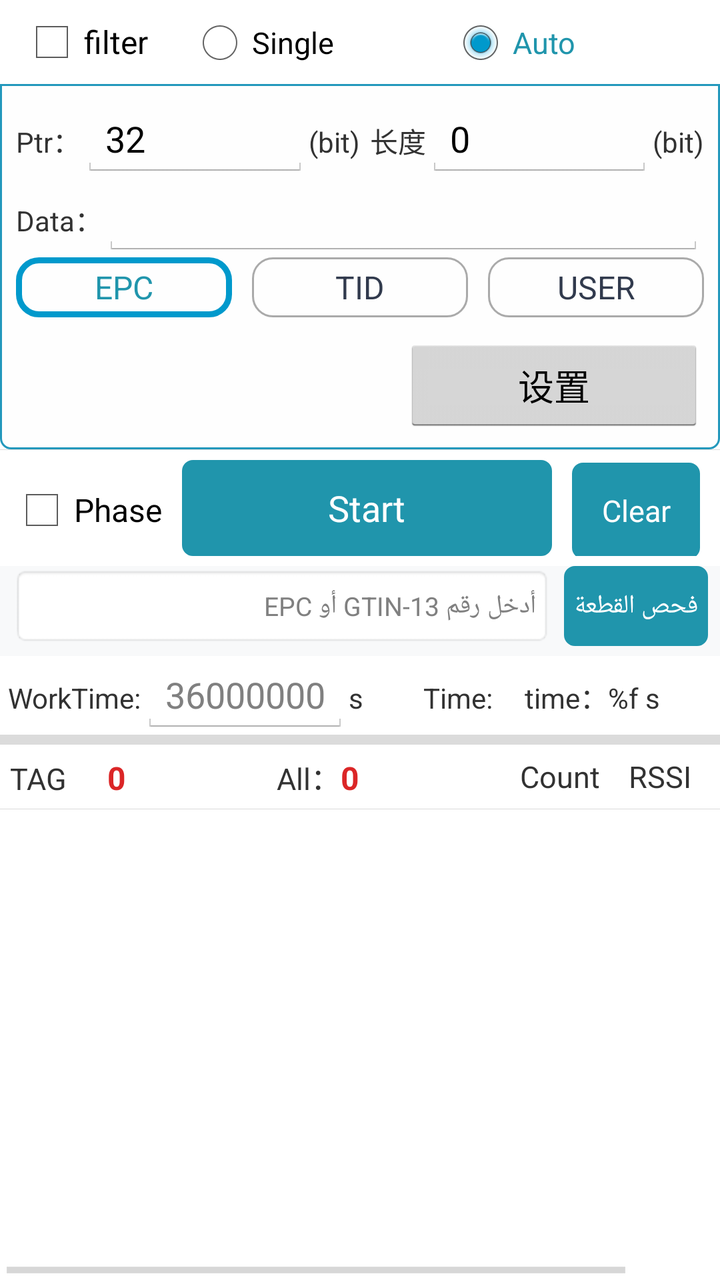
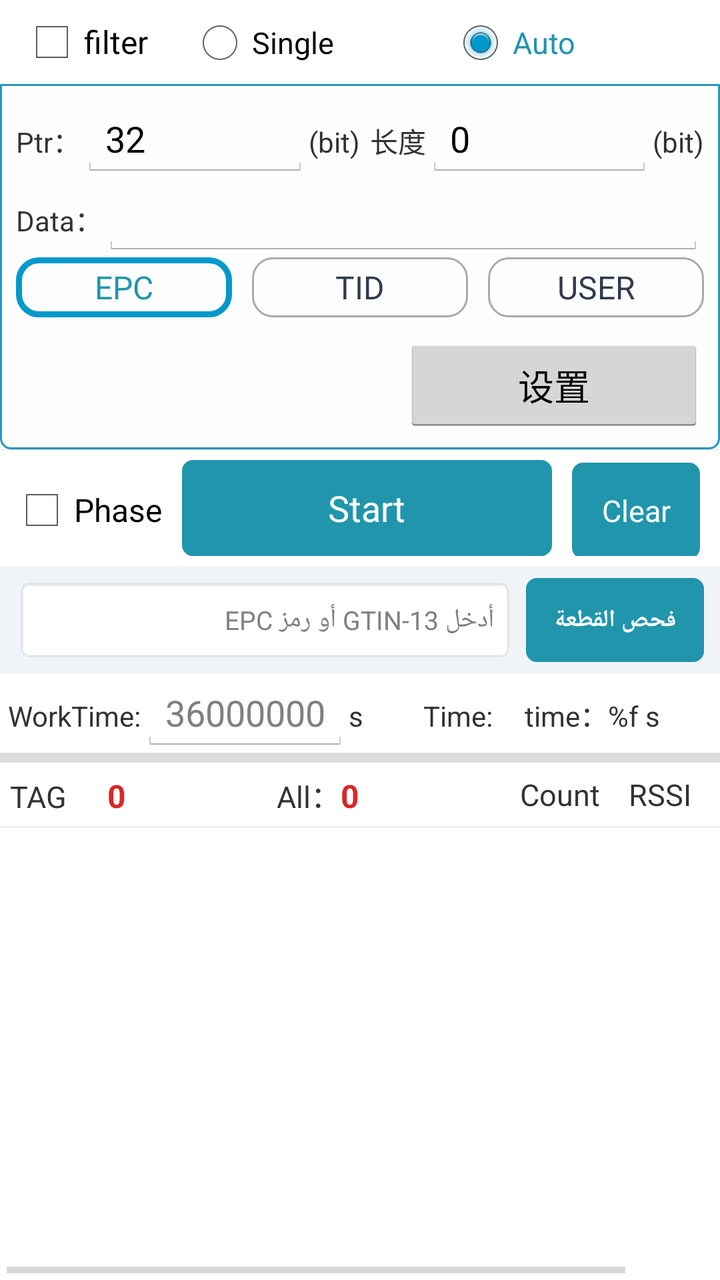

Before-and-after screenshots of an Android layout around one commit, followed by the original layout XML and the change that was made.
<!-- AndroidManifest.xml: application theme CustomTheme -->
<!-- res/layout/uhf_readtag_fragment.xml -->
<?xml version="1.0" encoding="utf-8"?>

<LinearLayout xmlns:android="http://schemas.android.com/apk/res/android"
    android:layout_width="fill_parent"
    android:layout_height="fill_parent"
    android:orientation="vertical">

    <RadioGroup
        android:id="@+id/RgInventory"
        android:layout_width="fill_parent"
        android:layout_height="wrap_content"
        android:orientation="horizontal"
        android:padding="5dp">

        <CheckBox
            android:id="@+id/cbFilter"
            android:layout_width="wrap_content"
            android:layout_height="wrap_content"
            android:layout_marginLeft="5dp"
            android:text="@string/uhf_title_filter" />

        <RadioButton
            android:id="@+id/RbInventorySingle"
            android:layout_width="0dp"
            android:layout_height="wrap_content"
            android:layout_marginStart="20dp"
            android:layout_weight="1"
            android:text="@string/rbInventorySingle"
            android:textColor="@drawable/check_text_color2"
            android:textSize="15sp" />

        <RadioButton
            android:id="@+id/RbInventoryLoop"
            android:layout_width="0dp"
            android:layout_height="wrap_content"
            android:layout_weight="1"
            android:checked="true"
            android:text="@string/rbInventoryLoop"
            android:textColor="@drawable/check_text_color2"
            android:textSize="15sp" />
    </RadioGroup>

    <LinearLayout
        android:id="@+id/layout_filter"
        android:layout_width="match_parent"
        android:layout_height="wrap_content"
        android:background="@drawable/rectangle_bg"
        android:orientation="vertical"
        android:padding="8dp">

        <LinearLayout
            android:layout_width="fill_parent"
            android:layout_height="wrap_content">

            <TextView
                android:layout_width="wrap_content"
                android:layout_height="wrap_content"
                android:text="@string/tvPtr" />

            <EditText
                android:id="@+id/etPtr"
                android:layout_width="fill_parent"
                android:layout_height="wrap_content"
                android:layout_weight="1"
                android:inputType="numberSigned"
                android:text="32" />

            <TextView
                android:layout_width="wrap_content"
                android:layout_height="wrap_content"
                android:layout_marginRight="5dp"
                android:text="(bit)" />

            <TextView
                android:layout_width="wrap_content"
                android:layout_height="wrap_content"
                android:text="长度" />

            <EditText
                android:id="@+id/etLen"
                android:layout_width="fill_parent"
                android:layout_height="wrap_content"
                android:layout_weight="1"
                android:inputType="numberSigned"
                android:text="0" />

            <TextView
                android:layout_width="wrap_content"
                android:layout_height="wrap_content"
                android:text="(bit)" />
        </LinearLayout>

        <LinearLayout
            android:layout_width="fill_parent"
            android:layout_height="wrap_content">

            <TextView
                android:layout_width="wrap_content"
                android:layout_height="wrap_content"
                android:text="@string/tvData_Read" />

            <EditText
                android:id="@+id/etData"
                android:layout_width="fill_parent"
                android:layout_height="wrap_content"
                android:hint=""
                android:inputType="textNoSuggestions"
                android:singleLine="true" />
        </LinearLayout>

        <RadioGroup
            android:layout_width="match_parent"
            android:layout_height="wrap_content"
            android:orientation="horizontal">

            <RadioButton
                android:id="@+id/rbEPC"
                android:layout_width="0dp"
                android:layout_height="30dp"
                android:layout_weight="1"
                android:background="@drawable/rb_bg"
                android:button="@null"
                android:checked="true"
                android:gravity="center"
                android:text="EPC"
                android:textColor="@drawable/check_text_color" />

            <RadioButton
                android:id="@+id/rbTID"
                android:layout_width="0dp"
                android:layout_height="30dp"
                android:layout_marginLeft="10dp"
                android:layout_weight="1"
                android:background="@drawable/rb_bg"
                android:button="@null"
                android:checked="false"
                android:gravity="center"
                android:text="TID"
                android:textColor="@drawable/check_text_color" />

            <RadioButton
                android:id="@+id/rbUser"
                android:layout_width="0dp"
                android:layout_height="30dp"
                android:layout_marginLeft="10dp"
                android:layout_weight="1"
                android:background="@drawable/rb_bg"
                android:button="@null"
                android:checked="false"
                android:gravity="center"
                android:text="USER"
                android:textColor="@drawable/check_text_color" />

            <RadioButton
                android:id="@+id/rbRESERVED"
                android:layout_width="0dp"
                android:layout_height="30dp"
                android:layout_marginLeft="10dp"
                android:layout_weight="1"
                android:background="@drawable/rb_bg"
                android:button="@null"
                android:checked="false"
                android:gravity="center"
                android:text="RESERVED"
                android:textColor="@drawable/check_text_color"
                android:visibility="gone" />
        </RadioGroup>

        <LinearLayout
            android:layout_width="fill_parent"
            android:layout_height="wrap_content"
            android:gravity="right"
            android:paddingTop="10dp">

            <TextView
                android:layout_width="wrap_content"
                android:layout_height="wrap_content"
                android:text="@string/uhf_msg_r2000_tip" />

            <Button
                android:id="@+id/btnDisable"
                android:layout_width="wrap_content"
                android:layout_height="wrap_content"
                android:layout_marginLeft="10dp"
                android:layout_marginRight="10dp"
                android:background="@drawable/button_bg"
                android:paddingLeft="10dp"
                android:paddingRight="10dp"
                android:text="@string/button_disable"
                android:textColor="@color/white"
                android:textSize="15sp"
                android:visibility="gone" />

            <Button
                android:id="@+id/btnOk"
                android:layout_width="wrap_content"
                android:layout_height="wrap_content"
                android:background="@drawable/button_bg"
                android:paddingLeft="10dp"
                android:paddingRight="10dp"
                android:text="@string/button_enable"
                android:textColor="@color/white"
                android:textSize="15sp"
                android:visibility="gone" />

            <CheckBox
                android:id="@+id/cb_filter"
                android:layout_width="wrap_content"
                android:layout_height="wrap_content"
                android:layout_marginLeft="20dp"
                android:layout_marginRight="10dp"
                android:text="@string/button_enable"
                android:textColor="@drawable/check_text_color"
                android:textSize="19sp"
                android:visibility="gone" />

            <Button
                android:id="@+id/btSet"
                android:layout_width="150dp"
                android:layout_height="wrap_content"
                android:text="设置" />
        </LinearLayout>
    </LinearLayout>

    <View
        android:layout_width="match_parent"
        android:layout_height="1px"
        android:background="@color/gray1" />

    <LinearLayout
        android:id="@+id/layout12"
        android:layout_width="fill_parent"
        android:layout_height="wrap_content"
        android:orientation="horizontal"
        android:padding="5dp">

        <CheckBox
            android:id="@+id/cbPhase"
            android:layout_width="wrap_content"
            android:layout_height="wrap_content"
            android:text="@string/tv_phase"
            android:textSize="16sp" />

        <Button
            android:id="@+id/BtInventory"
            android:layout_width="0dp"
            android:layout_height="wrap_content"
            android:layout_marginHorizontal="10dp"
            android:layout_weight="1"
            android:background="@drawable/button_bg"
            android:text="@string/btInventory"
            android:textColor="@color/white" />

        <Button
            android:id="@+id/BtClear"
            android:layout_width="wrap_content"
            android:layout_height="wrap_content"
            android:layout_marginEnd="5dp"
            android:background="@drawable/button_bg"
            android:text="@string/btClear"
            android:textColor="@color/white"
            android:textSize="15sp" />
    </LinearLayout>

    
    <LinearLayout
        android:layout_width="match_parent"
        android:layout_height="wrap_content"
        android:orientation="horizontal"
        android:paddingHorizontal="6dp"
        android:paddingBottom="5dp"
        android:gravity="center_vertical"
        android:background="#F8F9FA">

        <EditText
            android:id="@+id/etGtinInput"
            android:layout_width="0dp"
            android:layout_height="40dp"
            android:layout_weight="1"
            android:hint="أدخل رقم GTIN-13 أو EPC"
            android:inputType="text"
            android:paddingHorizontal="8dp"
            android:textSize="13sp"
            android:background="@android:drawable/editbox_background"/>

        <Button
            android:id="@+id/btnCheckGtin"
            android:layout_width="wrap_content"
            android:layout_height="40dp"
            android:layout_marginStart="6dp"
            android:background="@drawable/button_bg"
            android:text="فحص القطعة"
            android:textColor="@color/white"
            android:textSize="13sp"/>
    </LinearLayout>

    <LinearLayout
        android:id="@+id/llContinuous"
        android:layout_width="match_parent"
        android:layout_height="wrap_content"
        android:orientation="horizontal"
        android:paddingLeft="4dp"
        android:paddingRight="4dp">

        <TextView
            android:id="@+id/tvContinuous"
            android:layout_width="wrap_content"
            android:layout_height="wrap_content"
            android:text="@string/workTime"
            android:visibility="visible" />

        <EditText
            android:id="@+id/etTime"
            android:layout_width="0dp"
            android:layout_height="wrap_content"
            android:layout_weight="1"
            android:hint="36000000"
            android:inputType="numberDecimal"
            android:maxLength="6"
            android:singleLine="true"
            android:visibility="visible" />

        <TextView
            android:id="@+id/tvMS"
            android:layout_width="wrap_content"
            android:layout_height="wrap_content"
            android:layout_marginEnd="20dp"
            android:text="@string/second"
            android:visibility="visible" />


        <TextView
            android:layout_width="wrap_content"
            android:layout_height="wrap_content"
            android:paddingStart="10dp"
            android:paddingEnd="6dp"
            android:text="Time:" />

        <TextView
            android:id="@+id/tvTime"
            android:layout_width="0dp"
            android:layout_height="wrap_content"
            android:layout_weight="1"
            android:paddingLeft="10dp"
            android:text="@string/time_d_s" />

        <CheckBox
            android:id="@+id/cbEPC_Tam"
            android:layout_width="wrap_content"
            android:layout_height="wrap_content"
            android:layout_marginLeft="12dp"
            android:layout_marginRight="12dp"
            android:text="EPC+TamperAlarm"
            android:visibility="gone" />

    </LinearLayout>

    <View
        android:layout_width="match_parent"
        android:layout_height="5dp"
        android:background="@color/gray1" />


    <HorizontalScrollView
        android:layout_width="match_parent"
        android:layout_height="match_parent">

        <LinearLayout
            android:layout_width="wrap_content"
            android:layout_height="match_parent"
            android:orientation="vertical">

            <LinearLayout
                android:id="@+id/layout4"
                android:layout_width="410dp"
                android:layout_height="wrap_content"
                android:background="@color/white"
                android:gravity="center_vertical"
                android:orientation="horizontal"
                android:paddingHorizontal="5dp"
                android:paddingVertical="5dp">

                <LinearLayout
                    android:layout_width="0dp"
                    android:layout_height="wrap_content"
                    android:layout_weight="5"
                    android:orientation="horizontal">

                    <TextView
                        android:layout_width="wrap_content"
                        android:layout_height="wrap_content"
                        android:text="TAG"
                        android:textSize="15sp" />

                    <TextView
                        android:id="@+id/tv_count"
                        android:layout_width="0dp"
                        android:layout_height="wrap_content"
                        android:layout_marginStart="20dp"
                        android:layout_weight="1"
                        android:text="0"
                        android:textColor="@color/red1"
                        android:textSize="16sp"
                        android:textStyle="bold" />

                    <TextView
                        android:layout_width="wrap_content"
                        android:layout_height="wrap_content"
                        android:text="@string/tv_all"
                        android:textSize="15sp" />

                    <TextView
                        android:id="@+id/tv_total"
                        android:layout_width="0dp"
                        android:layout_height="wrap_content"
                        android:layout_weight="1"
                        android:text="0"
                        android:textColor="@color/red1"
                        android:textSize="16sp"
                        android:textStyle="bold" />
                </LinearLayout>

                <TextView
                    android:layout_width="0dip"
                    android:layout_height="wrap_content"
                    android:layout_weight="1"
                    android:gravity="center"
                    android:text="@string/tvTagCount"
                    android:textSize="15sp" />

                <TextView
                    android:layout_width="0dip"
                    android:layout_height="wrap_content"
                    android:layout_weight="1"
                    android:gravity="center"
                    android:text="RSSI"
                    android:textSize="15sp" />

                <TextView
                    android:layout_width="0dp"
                    android:layout_height="wrap_content"
                    android:layout_weight="1"
                    android:gravity="center"
                    android:text="@string/tv_phase"
                    android:textSize="15sp" />
            </LinearLayout>

            <View
                android:layout_width="match_parent"
                android:layout_height="1px"
                android:background="@color/gray1" />

            <ListView
                android:id="@+id/LvTags"
                android:layout_width="fill_parent"
                android:layout_height="fill_parent"
                android:paddingHorizontal="5dp" />

        </LinearLayout>
    </HorizontalScrollView>
</LinearLayout>
<!-- resources referenced by this layout -->
<resources>
  <color name="gray1">#dbdbdb</color>
  <color name="red1">#db2627</color>
  <color name="white">#FFFFFF</color>
  <!-- drawable button_bg (drawable) -->
  <?xml version="1.0" encoding="utf-8"?>
  
  
  <selector xmlns:android="http://schemas.android.com/apk/res/android" >
      <item android:state_pressed="true" android:drawable="@drawable/button_bg_down"></item>
      <item android:drawable="@drawable/button_bg_up"></item>
      
  </selector>
  <!-- drawable rb_bg (drawable) -->
  <?xml version="1.0" encoding="utf-8"?>
  
  <selector xmlns:android="http://schemas.android.com/apk/res/android">
      <item android:state_checked="false" android:drawable="@drawable/card_normal" />
      <item android:state_checked="true" android:drawable="@drawable/card_press" />
  </selector>
  <string name="btClear">Clear</string>
  <string name="btInventory">Start</string>
  <string name="button_disable">Disable</string>
  <string name="button_enable">Enable</string>
  <string name="rbInventoryLoop">Auto</string>
  <string name="rbInventorySingle">Single</string>
  <string name="second">s</string>
  <string name="time_d_s">time：%f s</string>
  <string name="tvData_Read">Data：</string>
  <string name="tvPtr">Ptr：</string>
  <string name="tvTagCount">Count</string>
  <string name="tv_all">All：</string>
  <string name="tv_phase">Phase</string>
  <string name="uhf_msg_r2000_tip" />
  <string name="uhf_title_filter">filter</string>
  <string name="workTime">WorkTime:</string>
  <style name="CustomTheme" parent="android:style/Theme.Holo.Light">  
             
             
             
           <item name="android:actionBarTabTextStyle">@style/MyActionBarTabTextStyle</item>  
           <item name="android:actionBarStyle">@style/MyActionBarStyle</item>
           <item name="android:homeAsUpIndicator">@drawable/actionbar_back</item> 
       </style>
  <color name="blue1">#2095ac</color>
  <color name="black1">#313a4d</color>
  <color name="black">#000000</color>
  <!-- drawable card_normal (drawable) -->
  <?xml version="1.0" encoding="utf-8"?>
  
  <shape xmlns:android="http://schemas.android.com/apk/res/android">
  
      
      <stroke
          android:width="1dip"
          android:color="@android:color/darker_gray" />
  
      
      <solid android:color="@android:color/transparent" />
  
      
      <corners
          android:bottomLeftRadius="10dp"
          android:bottomRightRadius="10dp"
          android:topLeftRadius="10dp"
          android:topRightRadius="10dp" />
  
  </shape>
  <!-- drawable card_press (drawable) -->
  <?xml version="1.0" encoding="utf-8"?>
  
  <shape xmlns:android="http://schemas.android.com/apk/res/android">
  
      
      <stroke
          android:width="3dip"
          android:color="@android:color/holo_blue_dark" />
  
      
      <solid android:color="@android:color/transparent" />
  
      
      <corners
          android:bottomLeftRadius="10dp"
          android:bottomRightRadius="10dp"
          android:topLeftRadius="10dp"
          android:topRightRadius="10dp" />
  
  </shape>
  <color name="blue2">#2398bc</color>
  <style name="MyActionBarTabTextStyle" parent="android:style/Widget.Holo.Light.ActionBar.TabText">          
           <item name="android:textColor">@drawable/check_text_color</item>
           <item name="android:textSize">16sp</item>  
      </style>
  <style name="MyActionBarStyle" parent="@android:style/Widget.Holo.ActionBar">
          
        
      </style>
  <!-- drawable actionbar_back (drawable) -->
  <?xml version="1.0" encoding="utf-8"?>
  
  <shape xmlns:android="http://schemas.android.com/apk/res/android"
      android:shape="rectangle" >
  
      <size android:width="10dp"
          android:height="10dp" />
  
      <solid android:color="@android:color/transparent" />
  
      <stroke
          android:width="1dip"
          android:color="@android:color/transparent" />
  
  </shape>
  <!-- unchanged entries left out for length: 5 -->
</resources>

<!-- the commit's change to res/layout/uhf_readtag_fragment.xml (unified diff, before → after) -->
@@ -266,32 +266,112 @@
     <LinearLayout
         android:layout_width="match_parent"
         android:layout_height="wrap_content"
-        android:orientation="horizontal"
-        android:paddingHorizontal="6dp"
-        android:paddingBottom="5dp"
-        android:gravity="center_vertical"
-        android:background="#F8F9FA">
-
-        <EditText
-            android:id="@+id/etGtinInput"
-            android:layout_width="0dp"
-            android:layout_height="40dp"
-            android:layout_weight="1"
-            android:hint="أدخل رقم GTIN-13 أو EPC"
-            android:inputType="text"
-            android:paddingHorizontal="8dp"
-            android:textSize="13sp"
-            android:background="@android:drawable/editbox_background"/>
-
-        <Button
-            android:id="@+id/btnCheckGtin"
-            android:layout_width="wrap_content"
-            android:layout_height="40dp"
-            android:layout_marginStart="6dp"
-            android:background="@drawable/button_bg"
-            android:text="فحص القطعة"
-            android:textColor="@color/white"
-            android:textSize="13sp"/>
+        android:orientation="vertical"
+        android:paddingHorizontal="8dp"
+        android:paddingVertical="6dp"
+        android:background="#F0F4F8">
+
+        
+        <LinearLayout
+            android:layout_width="match_parent"
+            android:layout_height="wrap_content"
+            android:orientation="horizontal"
+            android:gravity="center_vertical">
+
+            <EditText
+                android:id="@+id/etGtinInput"
+                android:layout_width="0dp"
+                android:layout_height="42dp"
+                android:layout_weight="1"
+                android:hint="أدخل GTIN-13 أو رمز EPC"
+                android:inputType="text"
+                android:paddingHorizontal="10dp"
+                android:textSize="13sp"
+                android:background="@android:drawable/editbox_background"/>
+
+            <Button
+                android:id="@+id/btnCheckGtin"
+                android:layout_width="wrap_content"
+                android:layout_height="42dp"
+                android:layout_marginStart="6dp"
+                android:background="@drawable/button_bg"
+                android:text="فحص القطعة"
+                android:textColor="@color/white"
+                android:textStyle="bold"
+                android:textSize="12sp"
+                android:paddingHorizontal="14dp"/>
+        </LinearLayout>
+
+        
+        <LinearLayout
+            android:id="@+id/cardMiraResult"
+            android:layout_width="match_parent"
+            android:layout_height="wrap_content"
+            android:orientation="vertical"
+            android:layout_marginTop="6dp"
+            android:padding="10dp"
+            android:background="@drawable/rectangle_bg"
+            android:visibility="gone">
+
+            
+            <LinearLayout
+                android:id="@+id/layoutMiraLoading"
+                android:layout_width="match_parent"
+                android:layout_height="wrap_content"
+                android:orientation="horizontal"
+                android:gravity="center"
+                android:paddingVertical="4dp"
+                android:visibility="gone">
+
+                <ProgressBar
+                    android:layout_width="20dp"
+                    android:layout_height="20dp"
+                    android:layout_marginEnd="8dp" />
+
+                <TextView
+                    android:layout_width="wrap_content"
+                    android:layout_height="wrap_content"
+                    android:text="جاري التحقق من MIRA Digital Trust..."
+                    android:textColor="#555555"
+                    android:textSize="12sp" />
+            </LinearLayout>
+
+            
+            <LinearLayout
+                android:id="@+id/layoutMiraDetails"
+                android:layout_width="match_parent"
+                android:layout_height="wrap_content"
+                android:orientation="vertical"
+                android:visibility="visible">
+
+                <TextView
+                    android:id="@+id/tvMiraStatus"
+                    android:layout_width="match_parent"
+                    android:layout_height="wrap_content"
+                    android:text="حالة القطعة"
+                    android:textSize="13sp"
+                    android:textStyle="bold"
+                    android:textColor="#2E7D32" />
+
+                <TextView
+                    android:id="@+id/tvMiraProductName"
+                    android:layout_width="match_parent"
+                    android:layout_height="wrap_content"
+                    android:text="اسم المنتج: -"
+                    android:textColor="#222222"
+                    android:textSize="12sp"
+                    android:layout_marginTop="2dp" />
+
+                <TextView
+                    android:id="@+id/tvMiraEpcGtin"
+                    android:layout_width="match_parent"
+                    android:layout_height="wrap_content"
+                    android:text="الكود: -"
+                    android:textColor="#666666"
+                    android:textSize="11sp"
+                    android:layout_marginTop="2dp" />
+            </LinearLayout>
+        </LinearLayout>
     </LinearLayout>
 
     <LinearLayout
